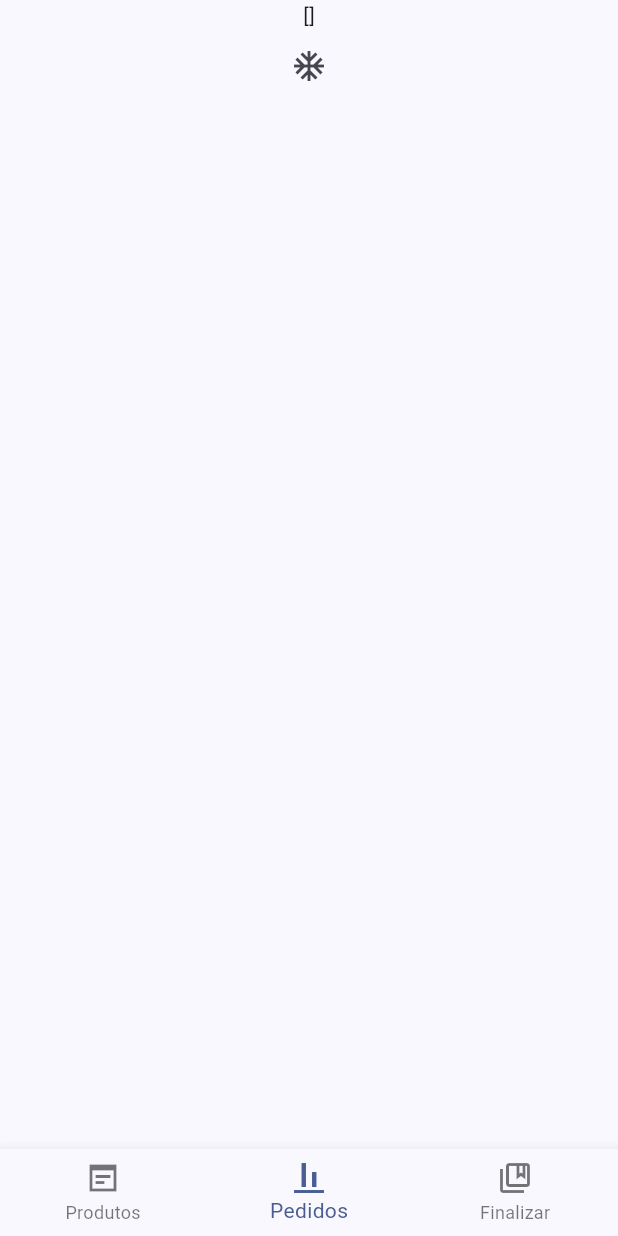
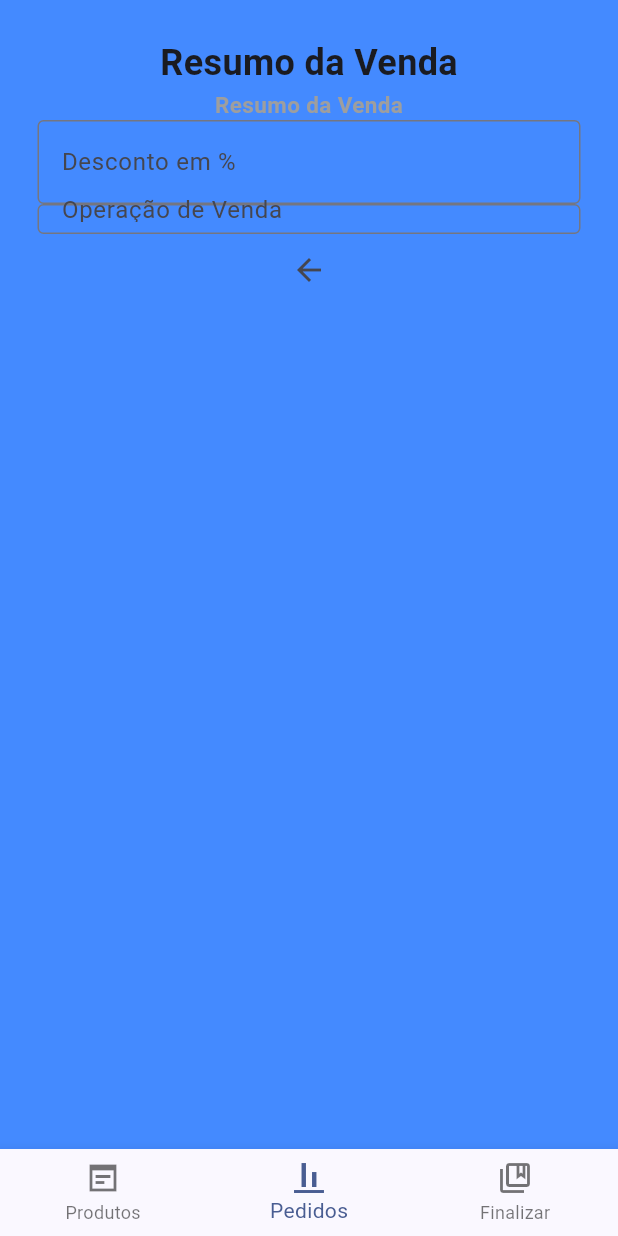
Before and after one commit to raulmaia1/vendas_shop9, a Flutter app: the screen it shows after launch, item 2 of the bottom bar chosen, on a phone screen of 412 x 824 dp. Run offline on Flutter 3.47's test engine with Material 3 defaults, Android fonts, the phone set to English and light mode, and no system bars; missing offline and left inert: mssql_connection.

```diff
--- a/lib/src/bean/produto_bean.dart
+++ b/lib/src/bean/produto_bean.dart
@@ -1,14 +1,24 @@
-import 'dart:ffi';
 
 class ProdutoBean {
-  String descricao = '', codigo = '';
-
+  String descricao = '', codigo = '', nomeTabela ='', codigoBarra = '',codigoAdicionalDois = '',precoUnitario = '', codigoAdicionalUm = '', obs = '';
+  int ordem = 0;
   static ProdutoBean converterJson(Map<String, dynamic> json){
     ProdutoBean p = ProdutoBean();
 
       p.descricao = json['descricaoProduto'];
       p.codigo = json['codigo'];
+      p.ordem = json['ordem'];
+      p.codigoAdicionalDois = json['codigoAdicionalDois'];
+      p.codigoBarra = json['codigoBarra'];
+      p.precoUnitario = json['precoUnitario'];
+      p.codigoAdicionalUm = json['codigoAdicionalUm'];
+      p.obs = json['obs'];
 
     return p;
   }
+
+  @override
+  String toString() {
+    return 'ProdutoBean{descricao: $descricao, codigo: $codigo, precoUnitario: $precoUnitario, ordem: $ordem}';
+  }
 }
--- /dev/null
+++ b/lib/src/bean/venda_bean.dart
@@ -0,0 +1,5 @@
+import 'package:vendas/src/bean/produto_bean.dart';
+
+class Venda {
+  List<ProdutoBean> listaPedido = [];
+}
--- a/lib/src/dao/s9_real_dao.dart
+++ /dev/null
@@ -1 +0,0 @@
-class S9RealDao {}
--- a/lib/src/view/inicio.dart
+++ b/lib/src/view/inicio.dart
@@ -1,6 +1,8 @@
 import 'package:flutter/material.dart';
 import 'package:vendas/src/view/pedido.dart';
-import 'package:vendas/src/view/pesquisa_produto.dart';
+import 'package:vendas/src/view/pesquisa_produto_view.dart';
+
+import '../bean/produto_bean.dart';
 
 class Inicio extends StatefulWidget {
   @override
--- a/lib/src/view/pedido.dart
+++ b/lib/src/view/pedido.dart
@@ -1,5 +1,7 @@
 import 'package:flutter/material.dart';
 import 'package:mssql_connection/mssql_connection.dart';
+import 'package:vendas/src/controller/pesquisa_produto_controller.dart';
+import 'package:vendas/src/dao/produto_dao.dart';
 
 import '../bean/produto_bean.dart';
 
@@ -13,34 +15,74 @@ class Pedido extends StatefulWidget {
 }
 
 class PedidoState extends State<Pedido> {
-  List<ProdutoBean> lista = [];
+
 
   @override
   Widget build(BuildContext context) {
-    return Center(
-        child: Column(
+    var venda = PesquisaProdutoController.venda;
+    return Scaffold(
+        backgroundColor: Colors.blueAccent,
+        body: Padding(
+            padding: EdgeInsets.all(25.0),
+            child:  Column(
+
               children: [
-        Text(lista.toString()),
-        IconButton(
+                Text("Resumo da Venda",  style: TextStyle(
+                    fontWeight: FontWeight.bold,
+                    fontSize: 24
+                )),
+                Text("Resumo da Venda",  style: TextStyle(
+                    color: Colors.grey,
+                    fontWeight: FontWeight.bold,
+                    fontSize: 15
+
+                )),
+
+                Flexible(child: TextFormField(
+                    decoration: InputDecoration(
+                        hintText: "Desconto em %",
+                        border: OutlineInputBorder()
+                    )
+                )),
+                SizedBox(height: 20.0,  child: TextFormField(
+                    decoration: InputDecoration(
+                        hintText: "Operação de Venda",
+                      border: OutlineInputBorder()
+                    )
+
+                )
+                ),
+                ListView.separated(
+                  separatorBuilder: (context, index) => const Divider(),
+                  shrinkWrap: true,
+                  itemCount: venda.listaPedido.length,
+                  itemBuilder: ((context, index) => Card(
+                    color: Colors.amber[700],
+                    child: ListTile(
+                        trailing: IconButton(
+                          icon: const Icon(Icons.remove_circle_rounded),
+                          onPressed: ()
+                          {
+
+                            setState(() {
+                              venda.listaPedido.remove([index]);
+                            });
+                          }),
+                        title: Text(venda.listaPedido[index].descricao),
+                        subtitle: Text(venda.listaPedido[index].codigo)),
+                  )),
+                ),
+
+                BackButton(
                     onPressed: () {
-              conection().then((value) => print(value));
-              print(lista);
+
                     },
-            icon: Icon(Icons.ac_unit))
-      ],
-    ));
+                )
+              ]
+            )));
   }
 
-  Future<bool> conection() async {
-    return await MssqlConnection.getInstance().connect(
-      ip: '192.168.194.119',
-      port: '1435',
-      databaseName: 'S9_Real',
-      username: 'sa',
-      password: 'Senha123',
-      timeoutInSeconds: 15,
-    );
-  }
+
 
 //   try {
 //     _connectToSqlServerDirectlyPlugin
```
Also changed, not shown: lib/src/dao/produto_dao.dart (added, +37 -0 lines), lib/src/view/pesquisa_produto.dart (deleted, +0 -66 lines), lib/src/view/pesquisa_produto_view.dart (added, +65 -0 lines), 1 other file. Lines whose indentation alone changed are shown as unchanged.
